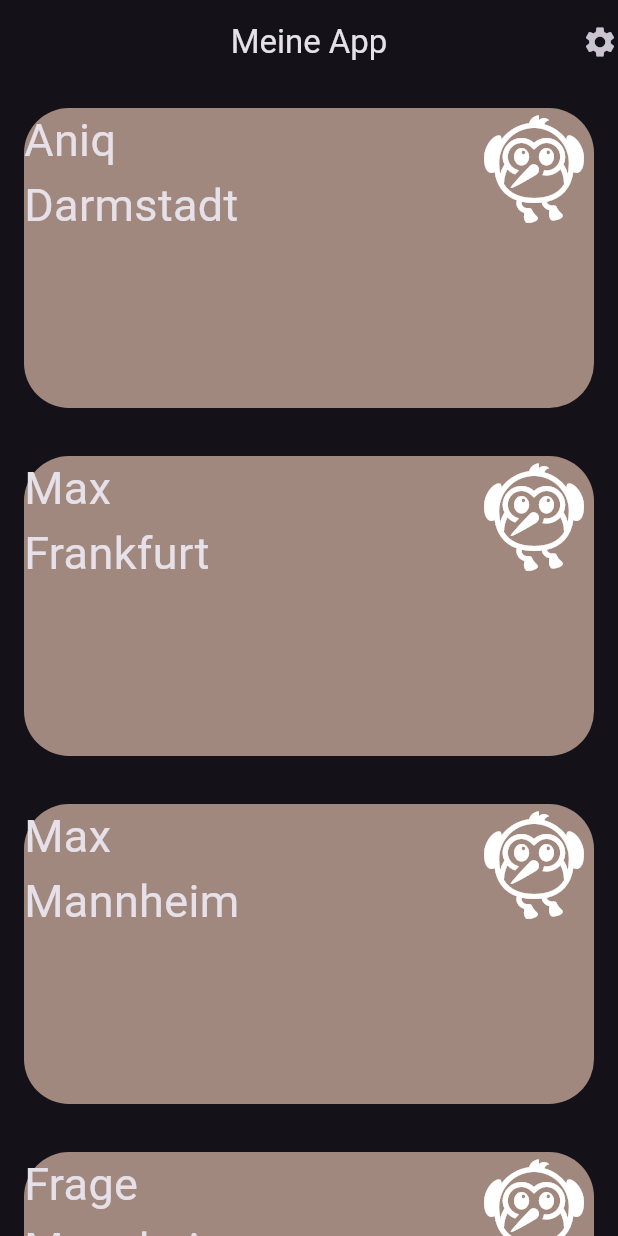
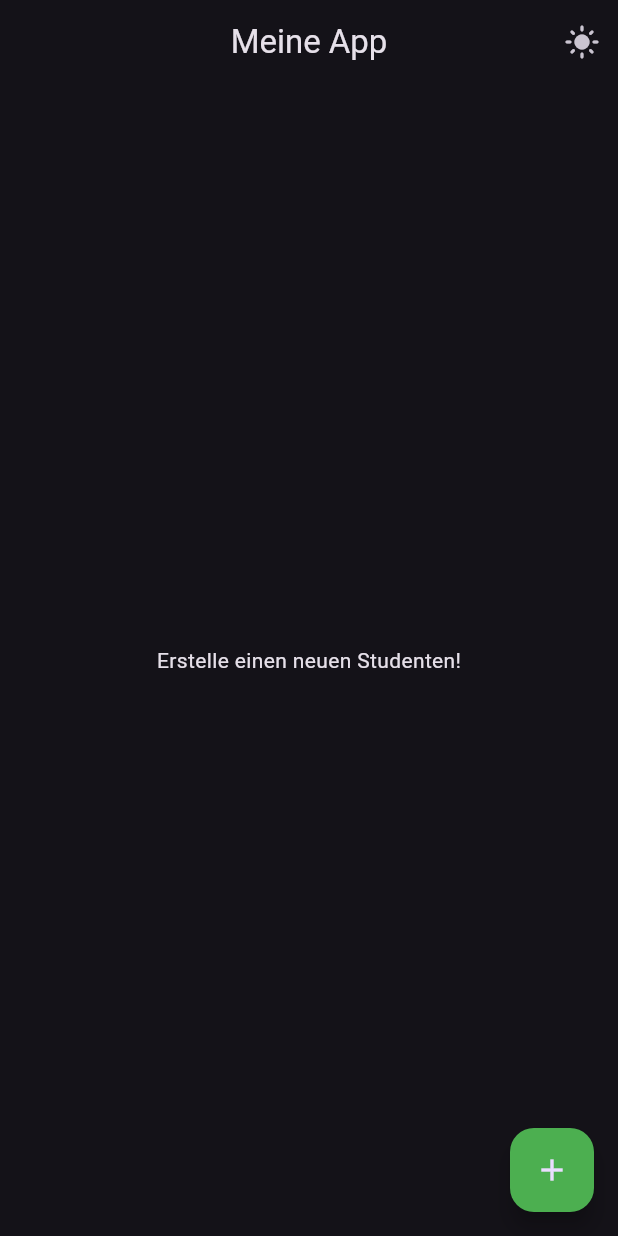
Before and after one commit to syedaniq/flutter_hci, a Flutter app: the screen it shows after launch, on a phone screen of 412 x 824 dp. Run offline on Flutter 3.47's test engine with Material 3 defaults, Android fonts, the phone set to English and light mode, and no system bars.

Commit message:
add provider

```diff
--- a/lib/main.dart
+++ b/lib/main.dart
@@ -1,9 +1,19 @@
 import 'package:flutter/material.dart';
-
-import 'mein_container.dart';
+import 'package:flutter_hci/pages/home_page.dart';
+import 'package:flutter_hci/providers/darkmode_provider.dart';
+import 'package:flutter_hci/providers/studentlist_provider.dart';
+import 'package:provider/provider.dart';
 
 void main() {
-  runApp(const MainApp());
+  runApp(
+    MultiProvider(
+      providers: [
+        ChangeNotifierProvider(create: (context) => DarkMode()),
+        ChangeNotifierProvider(create: (context) => StudentsList()),
+      ],
+      child: const MainApp(),
+    ),
+  );
 }
 
 class MainApp extends StatelessWidget {
@@ -11,50 +21,14 @@ class MainApp extends StatelessWidget {
 
   @override
   Widget build(BuildContext context) {
-    return MaterialApp(
-      theme: ThemeData.dark(),
-      debugShowCheckedModeBanner: false,
-      home: Scaffold(
-        appBar: AppBar(
-          centerTitle: true,
-          title: const Text('Meine App'),
-          actions: const [
-            Icon(Icons.settings),
-          ],
-        ),
-        body: ListView(
-          children: const [
-            Padding(
-              padding: EdgeInsets.all(16.0),
-              child: MeinContainer(
-                name: 'Aniq',
-                adresse: 'Darmstadt',
-              ),
-            ),
-            Padding(
-              padding: EdgeInsets.all(16.0),
-              child: MeinContainer(
-                name: 'Max',
-                adresse: 'Frankfurt',
-              ),
-            ),
-            Padding(
-              padding: EdgeInsets.all(16.0),
-              child: MeinContainer(
-                name: 'Max',
-                adresse: 'Mannheim',
-              ),
-            ),
-            Padding(
-              padding: EdgeInsets.all(16.0),
-              child: MeinContainer(
-                name: 'Frage',
-                adresse: 'Mannheim',
-              ),
-            )
-          ],
-        ),
-      ),
+    return Consumer<DarkMode>(
+      builder: (context, value, child) {
+        return MaterialApp(
+          theme: value.darkMode ? ThemeData.dark() : ThemeData(),
+          debugShowCheckedModeBanner: false,
+          home: const HomePage(),
+        );
+      },
     );
   }
 }
--- /dev/null
+++ b/lib/models/student.dart
@@ -0,0 +1,6 @@
+class Student {
+  Student({required this.name, required this.address});
+
+  final String name;
+  final String address;
+}
--- /dev/null
+++ b/lib/pages/home_page.dart
@@ -0,0 +1,65 @@
+import 'package:flutter/material.dart';
+import 'package:flutter_hci/providers/darkmode_provider.dart';
+import 'package:provider/provider.dart';
+
+import '../providers/studentlist_provider.dart';
+import 'create_container.dart';
+import '../widgets/mein_container.dart';
+
+class HomePage extends StatefulWidget {
+  const HomePage({super.key});
+
+  @override
+  State<HomePage> createState() => _HomePageState();
+}
+
+class _HomePageState extends State<HomePage> {
+  @override
+  Widget build(BuildContext context) {
+    return Consumer<StudentsList>(
+      builder: (context, value, child) {
+        return Scaffold(
+          floatingActionButton: FloatingActionButton(
+            backgroundColor: Colors.green,
+            onPressed: () {
+              Navigator.push(
+                context,
+                MaterialPageRoute(builder: (context) => const CreateContainer()),
+              );
+            },
+            child: const Icon(Icons.add),
+          ),
+          appBar: AppBar(
+            centerTitle: true,
+            title: const Text('Meine App'),
+            actions: [
+              IconButton(
+                icon: Provider.of<DarkMode>(context, listen: true).darkMode
+                    ? const Icon(Icons.light_mode)
+                    : const Icon(Icons.dark_mode),
+                onPressed: () => Provider.of<DarkMode>(context, listen: false).toggleThemeMode(),
+              ),
+            ],
+          ),
+          body: value.studentsList.isEmpty
+              ? const Center(
+                  child: Text('Erstelle einen neuen Studenten!'),
+                )
+              : ListView(
+                  shrinkWrap: true,
+                  children: [
+                    for (final student in value.studentsList)
+                      Padding(
+                        padding: const EdgeInsets.all(16.0),
+                        child: MeinContainer(
+                          name: student.name,
+                          adresse: student.address,
+                        ),
+                      ),
+                  ],
+                ),
+        );
+      },
+    );
+  }
+}
--- /dev/null
+++ b/lib/providers/darkmode_provider.dart
@@ -0,0 +1,11 @@
+import 'package:flutter/material.dart';
+
+class DarkMode extends ChangeNotifier {
+  bool _darkMode = true;
+  bool get darkMode => _darkMode;
+
+  void toggleThemeMode() {
+    _darkMode = !_darkMode;
+    notifyListeners();
+  }
+}
--- /dev/null
+++ b/lib/providers/studentlist_provider.dart
@@ -0,0 +1,14 @@
+import 'package:flutter/material.dart';
+
+import '../models/student.dart';
+
+class StudentsList extends ChangeNotifier {
+  final _students = <Student>[];
+
+  void addStudent(Student student) {
+    _students.add(student);
+    notifyListeners();
+  }
+
+  List<Student> get studentsList => _students;
+}
--- a/lib/mein_container.dart
+++ b/lib/widgets/mein_container.dart
@@ -14,6 +14,7 @@ class MeinContainer extends StatelessWidget {
   Widget build(BuildContext context) {
     return Container(
       height: 200,
+      width: MediaQuery.sizeOf(context).width,
       decoration: BoxDecoration(
         borderRadius: const BorderRadius.all(
           Radius.circular(30),
--- a/pubspec.yaml
+++ b/pubspec.yaml
@@ -9,6 +9,7 @@ environment:
 dependencies:
   flutter:
     sdk: flutter
+  provider: ^6.1.2
 
 dev_dependencies:
   flutter_test:
```
Also changed, not shown: lib/pages/create_container.dart (added, +69 -0 lines), pubspec.lock.
